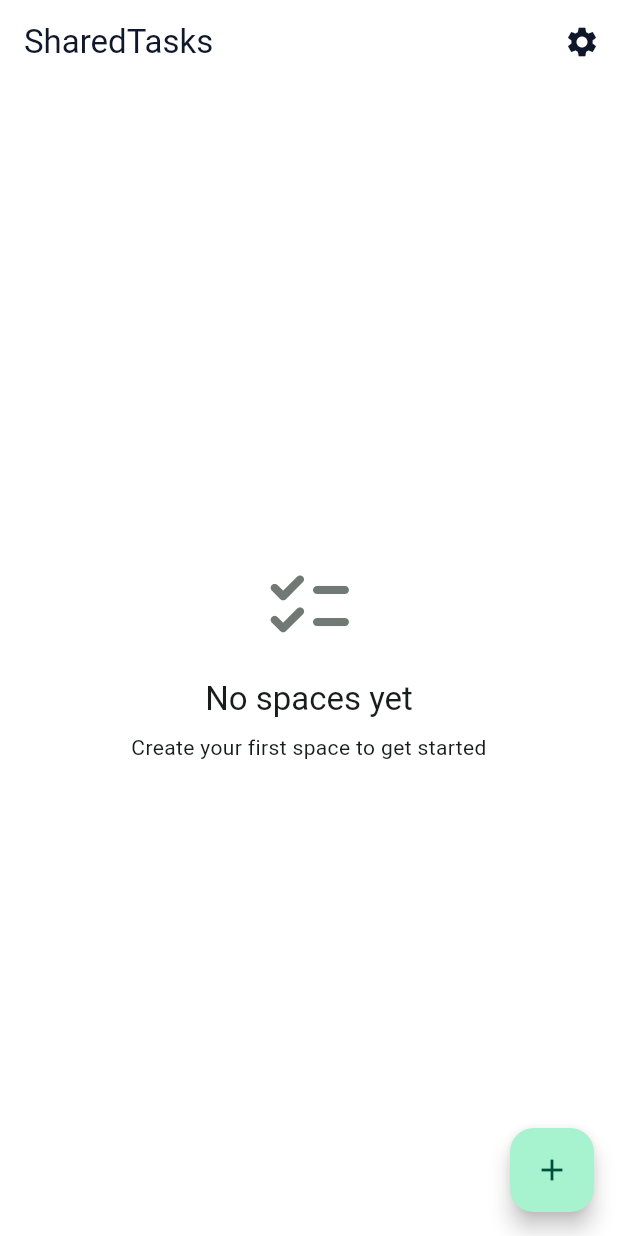
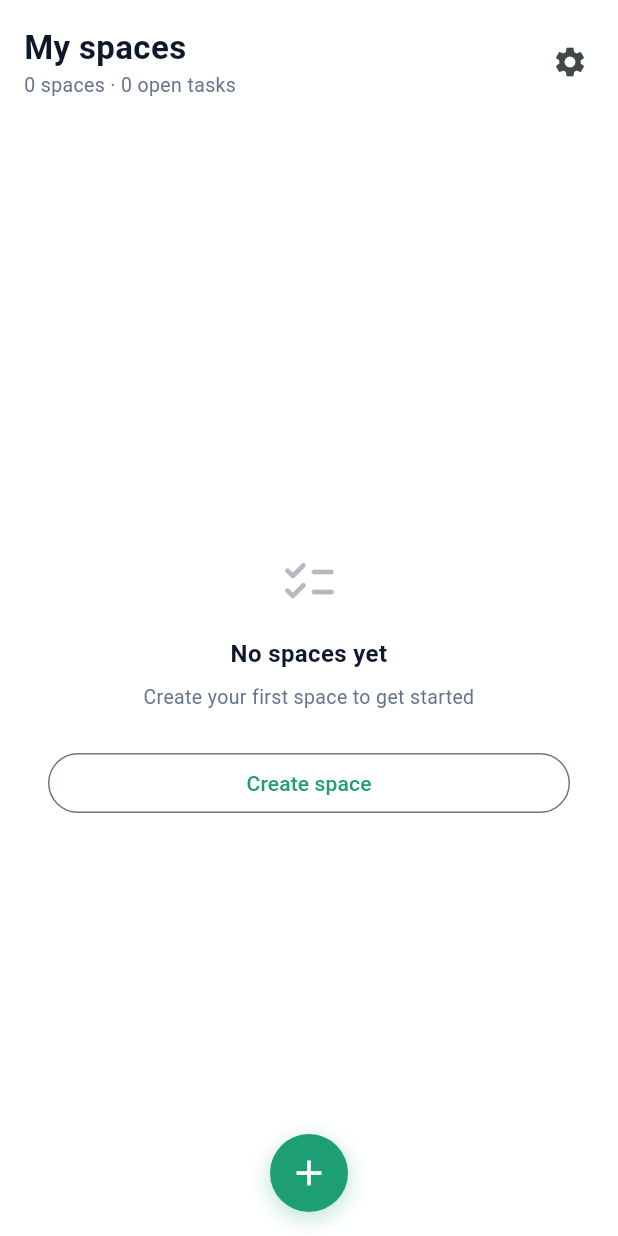
Before and after one commit to madhusangita123/shared-tasks, a Flutter app: the screen it shows once a user with an empty profile is signed in, on a phone screen of 412 x 824 dp. Run offline on Flutter 3.47's test engine with Material 3 defaults, Android fonts, the phone set to English and light mode, and no system bars; our stand-ins replace app_links, cloud_firestore, cloud_functions, connectivity_plus, firebase_auth, firebase_core and 6 more; accounts and stored records are empty.

Commit message:
feat(home): redesign home screen — space cards, avatar stacks, empty state
- "My spaces" header with live space/open-task counts, settings gear kept
- SpaceCard, AvatarStack, MemberAvatarCircle (reusable), EmptySpacesState
- Centered FAB with accessible tooltip; card names capped at 2 lines
- Fixes app_router_test theme wiring and home assertion

Co-Authored-By: Claude Sonnet 5 <noreply@anthropic.com>

```diff
--- a/lib/features/home/presentation/home_screen.dart
+++ b/lib/features/home/presentation/home_screen.dart
@@ -2,37 +2,33 @@ import 'package:flutter/material.dart';
 import 'package:flutter_riverpod/flutter_riverpod.dart';
 import 'package:go_router/go_router.dart';
 import 'package:shared_tasks/core/router/app_routes.dart';
+import 'package:shared_tasks/core/theme/app_colors.dart';
+import 'package:shared_tasks/core/theme/app_spacing.dart';
+import 'package:shared_tasks/core/theme/app_text_styles.dart';
 import 'package:shared_tasks/features/home/domain/entities/home_space.dart';
-import 'package:shared_tasks/core/entities/member_avatar.dart';
 import 'package:shared_tasks/features/home/presentation/providers/home_provider.dart';
+import 'package:shared_tasks/features/home/presentation/widgets/empty_spaces_state.dart';
+import 'package:shared_tasks/features/home/presentation/widgets/space_card.dart';
 
-/// S-02 — Home screen. Lists every space the signed-in user owns or is a
-/// member of, ordered by most recently updated (already sorted by
-/// [userSpacesProvider]'s query).
-///
-/// Presentation only — calls [userSpacesProvider], never Firestore or the
-/// repository directly.
+/// S-02 — Home screen. Lists every space the user is a member of, ordered by
+/// most recently updated (sorted by [userSpacesProvider]'s query).
 class HomeScreen extends ConsumerWidget {
   const HomeScreen({super.key});
 
   @override
   Widget build(BuildContext context, WidgetRef ref) {
     final spacesState = ref.watch(userSpacesProvider);
+    final colors = AppColors.of(context);
 
     return Scaffold(
-      appBar: AppBar(
-        title: const Text('SharedTasks'),
-        actions: [
-          IconButton(
-            icon: const Icon(Icons.settings),
-            // push, not go — go replaces the current route with no way
-            // back; push adds to the stack so the AppBar's automatic back
-            // arrow (and system back gesture) work correctly.
-            onPressed: () => context.push(AppRoutes.settings),
-          ),
-        ],
-      ),
-      body: spacesState.when(
+      backgroundColor: colors.background,
+      body: SafeArea(
+        child: Column(
+          crossAxisAlignment: CrossAxisAlignment.start,
+          children: [
+            _Header(spaces: spacesState.asData?.value),
+            Expanded(
+              child: spacesState.when(
                 loading: () => const Center(child: CircularProgressIndicator()),
                 error: (error, stackTrace) => const Center(
                   child: Padding(
@@ -44,126 +40,49 @@ class HomeScreen extends ConsumerWidget {
                   ),
                 ),
                 data: (spaces) {
-          if (spaces.isEmpty) return const _EmptyState();
+                  if (spaces.isEmpty) return const EmptySpacesState();
                   return ListView.builder(
-            padding: const EdgeInsets.all(16),
+                    padding: const EdgeInsets.fromLTRB(
+                      AppSpacing.lg,
+                      0,
+                      AppSpacing.lg,
+                      88,
+                    ),
                     itemCount: spaces.length,
-            itemBuilder: (context, index) => _SpaceCard(space: spaces[index]),
+                    itemBuilder: (context, i) => SpaceCard(space: spaces[i]),
                   );
                 },
               ),
-      floatingActionButton: FloatingActionButton(
-        // push, not go — same reasoning as the settings icon above.
-        onPressed: () => context.push(AppRoutes.createSpace),
-        child: const Icon(Icons.add),
-      ),
-    );
-  }
-}
-
-/// Friendly prompt shown when the user has no spaces yet.
-class _EmptyState extends StatelessWidget {
-  const _EmptyState();
-
-  @override
-  Widget build(BuildContext context) {
-    return Center(
-      child: Padding(
-        padding: const EdgeInsets.symmetric(horizontal: 32),
-        child: Column(
-          mainAxisSize: MainAxisSize.min,
-          children: [
-            Icon(
-              Icons.checklist_rounded,
-              size: 64,
-              color: Theme.of(context).colorScheme.outline,
-            ),
-            const SizedBox(height: 16),
-            Text(
-              'No spaces yet',
-              style: Theme.of(context).textTheme.titleLarge,
-              textAlign: TextAlign.center,
-            ),
-            const SizedBox(height: 8),
-            Text(
-              'Create your first space to get started',
-              style: Theme.of(context).textTheme.bodyMedium,
-              textAlign: TextAlign.center,
             ),
           ],
         ),
       ),
-    );
-  }
-}
-
-/// One space in the home list. Shows the name, open task count, a
-/// private/shared indicator, and — for shared spaces only — a row of
-/// member avatars. Tapping it opens that space's task list.
-class _SpaceCard extends StatelessWidget {
-  const _SpaceCard({required this.space});
-
-  final HomeSpace space;
-
-  @override
-  Widget build(BuildContext context) {
-    final outline = Theme.of(context).colorScheme.outline;
-
-    return Card(
-      margin: const EdgeInsets.only(bottom: 12),
-      // Clip so the InkWell's tap ripple respects the Card's rounded
-      // corners instead of drawing a square splash over them.
-      clipBehavior: Clip.antiAlias,
-      child: InkWell(
-        // push, not go — same reasoning as the FAB/settings icon: adds to
-        // the stack so back navigation returns to Home.
-        onTap: () => context.push(AppRoutes.taskListPath(space.id)),
-        child: Padding(
-          padding: const EdgeInsets.all(16),
-          child: Column(
-            crossAxisAlignment: CrossAxisAlignment.start,
-            children: [
-              Row(
-                children: [
-                  Expanded(
-                    child: Text(
-                      space.name,
-                      style: Theme.of(context).textTheme.titleMedium,
-                    ),
-                  ),
-                  Icon(
-                    space.isShared ? Icons.people : Icons.lock_outline,
-                    size: 18,
-                    color: outline,
+      floatingActionButtonLocation: FloatingActionButtonLocation.centerFloat,
+      floatingActionButton: Tooltip(
+        message: 'Create space',
+        child: Container(
+          width: 52,
+          height: 52,
+          decoration: BoxDecoration(
+            color: colors.primary,
+            shape: BoxShape.circle,
+            boxShadow: [
+              BoxShadow(
+                color: colors.primary.withValues(alpha: 0.3),
+                offset: const Offset(0, 4),
+                blurRadius: 12,
               ),
             ],
           ),
-              const SizedBox(height: 4),
-              Text(
-                space.openTaskCount == 0
-                    ? 'No open tasks'
-                    : '${space.openTaskCount} open '
-                          '${space.openTaskCount == 1 ? 'task' : 'tasks'}',
-                style: Theme.of(
-                  context,
-                ).textTheme.bodyMedium?.copyWith(color: outline),
+          child: Material(
+            type: MaterialType.transparency,
+            shape: const CircleBorder(),
+            clipBehavior: Clip.antiAlias,
+            child: InkWell(
+              // push, not go, so back returns to Home.
+              onTap: () => context.push(AppRoutes.createSpace),
+              child: const Icon(Icons.add, color: Colors.white, size: 28),
             ),
-              if (space.isShared && space.memberAvatars.isNotEmpty) ...[
-                const SizedBox(height: 12),
-                SizedBox(
-                  height: 28,
-                  child: Row(
-                    children: [
-                      for (final member in space.memberAvatars)
-                        Padding(
-                          padding: const EdgeInsets.only(right: 6),
-                          child: _MemberAvatarCircle(member: member),
-                        ),
-                    ],
-                  ),
-                ),
-              ],
-            ],
           ),
         ),
       ),
@@ -171,30 +90,50 @@ class _SpaceCard extends StatelessWidget {
   }
 }
 
-/// Small member avatar for a shared space's card — the member's photo if
-/// present, otherwise the initial letter of their display name.
-///
-/// Simpler than [SettingsScreen]'s `_ProfileAvatar`: no broken-image
-/// fallback state, since card avatars are smaller and lower-stakes.
-class _MemberAvatarCircle extends StatelessWidget {
-  const _MemberAvatarCircle({required this.member});
+class _Header extends StatelessWidget {
+  const _Header({required this.spaces});
 
-  final MemberAvatar member;
+  final List<HomeSpace>? spaces;
 
   @override
   Widget build(BuildContext context) {
-    final hasPhoto = member.photoUrl != null && member.photoUrl!.isNotEmpty;
+    final colors = AppColors.of(context);
+    final text = AppTextStyles.of(context);
+    final list = spaces ?? const <HomeSpace>[];
+    final open = list.fold<int>(0, (sum, s) => sum + s.openTaskCount);
+    final n = list.length;
 
-    return CircleAvatar(
-      radius: 14,
-      backgroundImage: hasPhoto ? NetworkImage(member.photoUrl!) : null,
-      child: hasPhoto
-          ? null
-          : Text(
-              member.displayName.isNotEmpty
-                  ? member.displayName[0].toUpperCase()
-                  : '?',
-              style: Theme.of(context).textTheme.labelSmall,
+    return Padding(
+      padding: const EdgeInsets.fromLTRB(
+        AppSpacing.lg,
+        AppSpacing.lg,
+        AppSpacing.sm,
+        AppSpacing.xl,
+      ),
+      child: Row(
+        children: [
+          Expanded(
+            child: Column(
+              crossAxisAlignment: CrossAxisAlignment.start,
+              children: [
+                Text(
+                  'My spaces',
+                  style: text.headingLarge.copyWith(color: colors.textPrimary),
+                ),
+                Text(
+                  '$n ${n == 1 ? 'space' : 'spaces'} · '
+                  '$open open ${open == 1 ? 'task' : 'tasks'}',
+                  style: text.bodySmall.copyWith(color: colors.textSecondary),
+                ),
+              ],
+            ),
+          ),
+          IconButton(
+            icon: const Icon(Icons.settings),
+            // push, not go, so back returns to Home.
+            onPressed: () => context.push(AppRoutes.settings),
+          ),
+        ],
       ),
     );
   }
--- /dev/null
+++ b/lib/features/home/presentation/widgets/empty_spaces_state.dart
@@ -0,0 +1,58 @@
+import 'package:flutter/material.dart';
+import 'package:go_router/go_router.dart';
+import 'package:shared_tasks/core/router/app_routes.dart';
+import 'package:shared_tasks/core/theme/app_colors.dart';
+import 'package:shared_tasks/core/theme/app_text_styles.dart';
+
+/// Shown when the user has no spaces yet.
+class EmptySpacesState extends StatelessWidget {
+  const EmptySpacesState({super.key});
+
+  @override
+  Widget build(BuildContext context) {
+    final colors = AppColors.of(context);
+    final text = AppTextStyles.of(context);
+
+    return Center(
+      child: Padding(
+        padding: const EdgeInsets.symmetric(horizontal: 32),
+        child: Column(
+          mainAxisSize: MainAxisSize.min,
+          children: [
+            Opacity(
+              opacity: 0.3,
+              child: Icon(
+                Icons.checklist_rounded,
+                size: 40,
+                color: colors.textPrimary,
+              ),
+            ),
+            const SizedBox(height: 16),
+            Text(
+              'No spaces yet',
+              style: text.bodyLarge.copyWith(
+                fontWeight: FontWeight.w600,
+                color: colors.textPrimary,
+              ),
+              textAlign: TextAlign.center,
+            ),
+            const SizedBox(height: 8),
+            Text(
+              'Create your first space to get started',
+              style: text.bodySmall.copyWith(color: colors.textSecondary),
+              textAlign: TextAlign.center,
+            ),
+            const SizedBox(height: 24),
+            SizedBox(
+              width: double.infinity,
+              child: OutlinedButton(
+                onPressed: () => context.push(AppRoutes.createSpace),
+                child: const Text('Create space'),
+              ),
+            ),
+          ],
+        ),
+      ),
+    );
+  }
+}
```
Also changed, not shown: lib/features/home/presentation/widgets/avatar_stack.dart (added, +55 -0 lines), lib/features/home/presentation/widgets/member_avatar.dart (added, +45 -0 lines), lib/features/home/presentation/widgets/space_card.dart (added, +74 -0 lines), 6 other files. Lines whose indentation alone changed are shown as unchanged.
